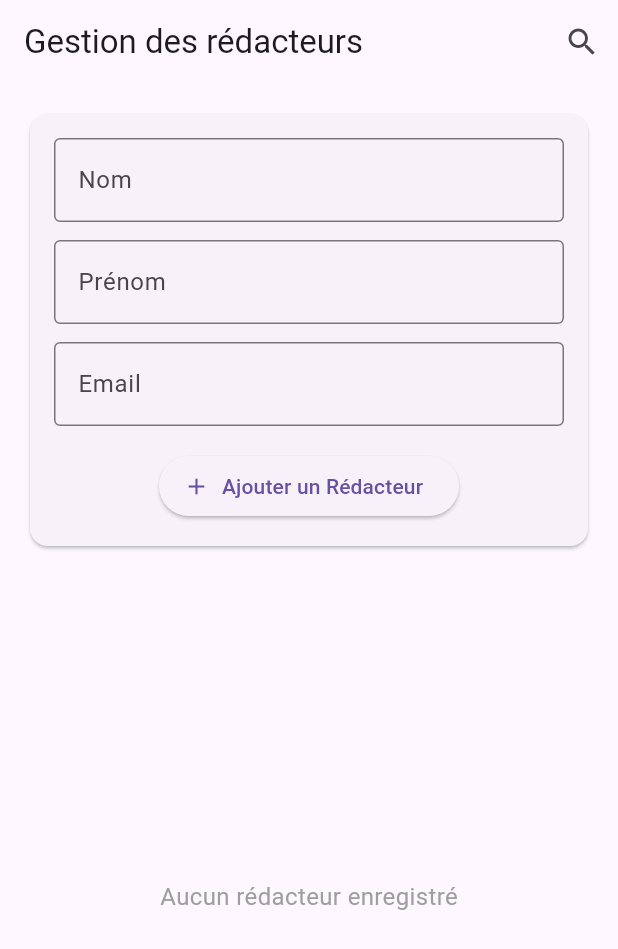
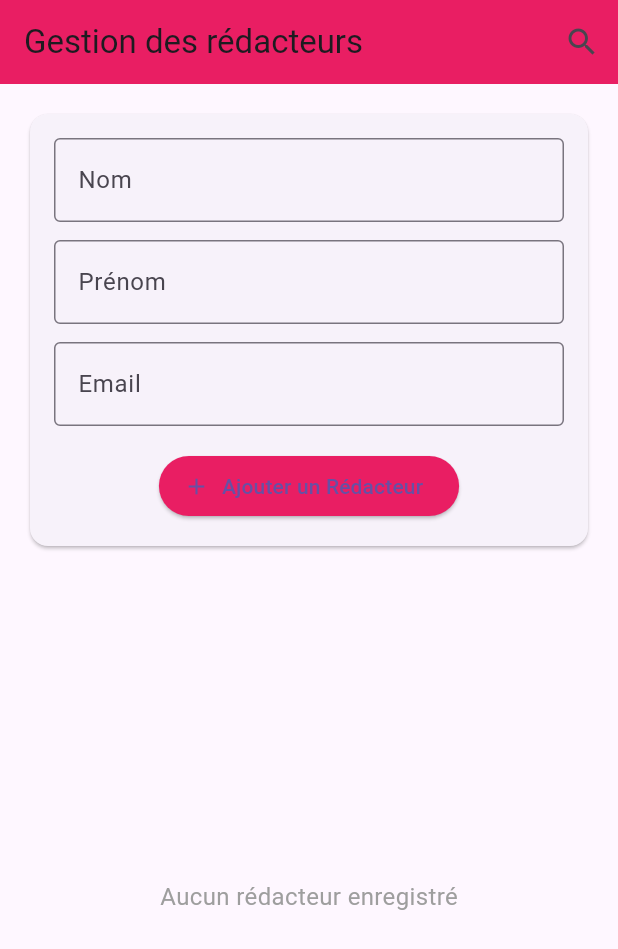
Before and after one commit to guiralmagalie/activite5, a Flutter app: the screen it shows after launch, on a phone screen of 412 x 824 dp. Shown: the top 949 px of the screen. Run offline on Flutter 3.47's test engine with Material 3 defaults, Android fonts, the phone set to English and light mode, and no system bars; our stand-ins replace sqflite; accounts and stored records are empty.

Commit message:
Add color pink

```diff
--- a/lib/redacteurs_interface.dart
+++ b/lib/redacteurs_interface.dart
@@ -179,6 +179,7 @@ class _RedacteursInterfaceState extends State<RedacteursInterface> {
     return Scaffold(
       appBar: AppBar(
         title: const Text('Gestion des rédacteurs'),
+        backgroundColor: Colors.pink,
         actions: [
           IconButton(
             icon: const Icon(Icons.search),
@@ -227,6 +228,9 @@ class _RedacteursInterfaceState extends State<RedacteursInterface> {
                       onPressed: _ajouterRedacteur,
                       icon: const Icon(Icons.add),
                       label: const Text('Ajouter un Rédacteur'),
+                      style: ElevatedButton.styleFrom(
+                        backgroundColor: Colors.pink
+                      ),
                     ),
                   ],
                 ),
```
